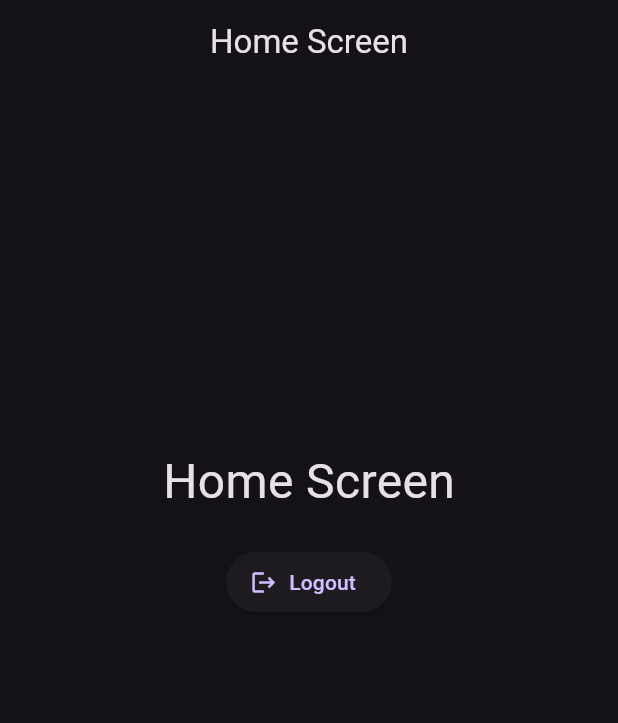
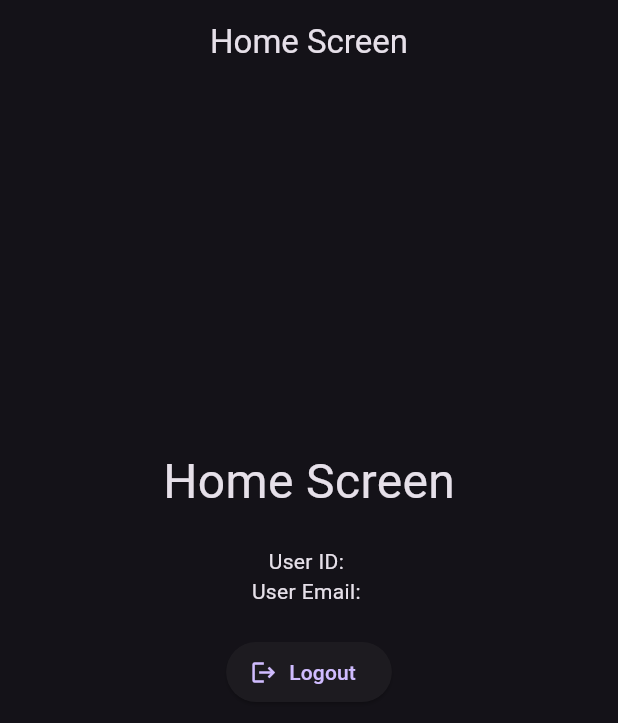
Before and after one commit to drakin003/simple-Firebase-auth-in-flutter, a Flutter app: the HomeScreen screen opened directly, on a phone screen of 412 x 824 dp. Shown: the top 723 px of the screen. Run offline on Flutter 3.47's test engine with Material 3 defaults, Android fonts, the phone set to English and light mode, and no system bars; our stand-ins replace firebase_auth, firebase_core; accounts and stored records are empty; generated files the repository leaves out were written again.

Commit message:
add userinfo in home screen

```diff
--- a/lib/screens/home_screen.dart
+++ b/lib/screens/home_screen.dart
@@ -1,3 +1,4 @@
+import 'package:firebase_auth/firebase_auth.dart';
 import 'package:flutter/material.dart';
 
 import '../services/firebase_services.dart';
@@ -40,6 +41,14 @@ class _HomeScreenState extends State<HomeScreen> {
 
   @override
   Widget build(BuildContext context) {
+    User? user = FirebaseAuth.instance.currentUser;
+    String? userId;
+    String? userEmail;
+
+    if (user != null) {
+      userId = user.uid;
+      userEmail = user.email;
+    }
     return Scaffold(
         appBar: AppBar(
           title: const Text('Home Screen'),
@@ -60,6 +69,11 @@ class _HomeScreenState extends State<HomeScreen> {
                 const SizedBox(
                   height: 20,
                 ),
+                Text("User ID: $userId"),
+                Text("User Email: $userEmail"),
+                const SizedBox(
+                  height: 20,
+                ),
                 ElevatedButton.icon(
                   onPressed: () {
                     logoutuser();
```
